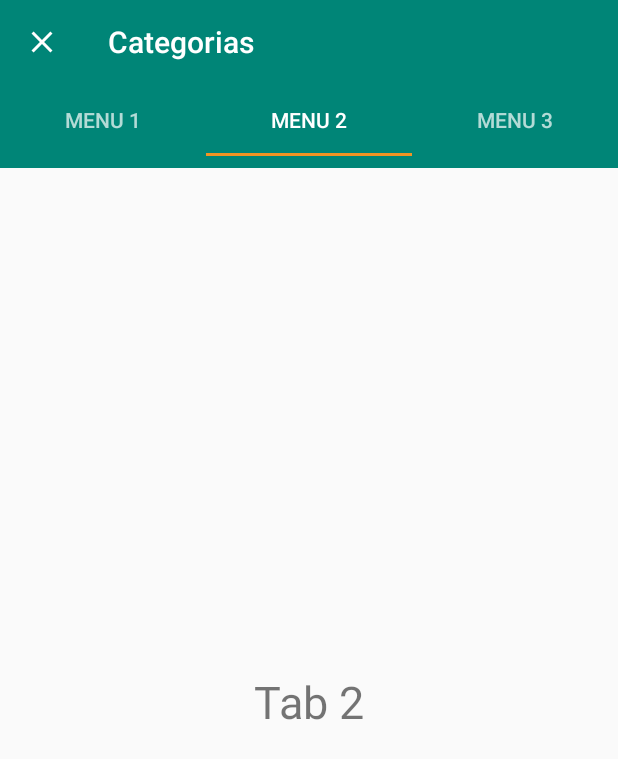
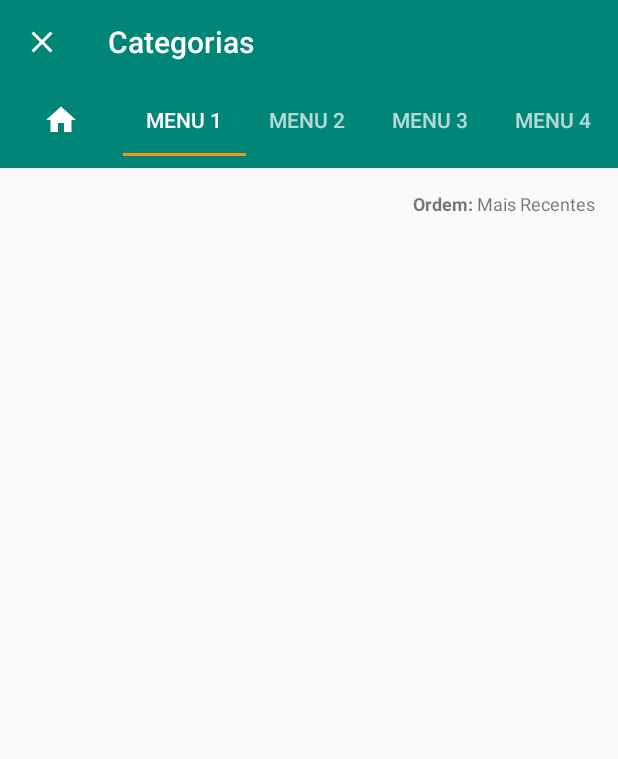
Before and after one commit to CarolineSan/APCO, an Android app: the CategoriaActivity screen opened directly, with no data from a screen before it, tab 2 chosen, on a phone screen of 412 x 824 dp. Shown: the top 759 px of the screen. Run offline under Robolectric (Android 15) with nearby library versions, the phone set to English and light mode, and no system bars.

Commit message:
TabLayout de Categorias personalizado com Scrollmode

```diff
--- a/app/src/main/java/com/conformidade/petrobras/apco/categoria/CategoriaActivity.java
+++ b/app/src/main/java/com/conformidade/petrobras/apco/categoria/CategoriaActivity.java
@@ -7,11 +7,12 @@ import android.support.v7.app.AppCompatActivity;
 import android.os.Bundle;
 
 import com.conformidade.petrobras.apco.R;
+import com.conformidade.petrobras.apco.helper.CustomTabLayout;
 
 public class CategoriaActivity extends AppCompatActivity implements Tab1.OnFragmentInteractionListener, Tab2.OnFragmentInteractionListener, Tab3.OnFragmentInteractionListener {
 
     private android.support.v7.widget.Toolbar toolbar;
-    private TabLayout tabLayout;
+    private CustomTabLayout tabLayout;
 
     @Override
     protected void onCreate(Bundle savedInstanceState) {
@@ -27,28 +28,29 @@ public class CategoriaActivity extends AppCompatActivity implements Tab1.OnFragm
 
         //Configura Menu / TabLayout
         tabLayout = findViewById(R.id.tabLayout);
+        tabLayout.addTab(tabLayout.newTab().setIcon(R.drawable.ic_home_white_24dp));
         tabLayout.addTab(tabLayout.newTab().setText("Menu 1"));
         tabLayout.addTab(tabLayout.newTab().setText("Menu 2"));
         tabLayout.addTab(tabLayout.newTab().setText("Menu 3"));
-        tabLayout.setTabGravity(TabLayout.GRAVITY_FILL);
+        tabLayout.addTab(tabLayout.newTab().setText("Menu 4"));
 
-        final ViewPager viewPager = findViewById(R.id.viewPager);
-        final PagerAdapter adapter = new PagerAdapter(getSupportFragmentManager(), tabLayout.getTabCount());
-        viewPager.setAdapter(adapter);
-        viewPager.setOnPageChangeListener(new TabLayout.TabLayoutOnPageChangeListener(tabLayout));
-        tabLayout.setOnTabSelectedListener(new TabLayout.OnTabSelectedListener() {
+        //final ViewPager viewPager = findViewById(R.id.viewPager);
+        //final PagerAdapter adapter = new PagerAdapter(getSupportFragmentManager(), tabLayout.getTabCount());
+        //viewPager.setAdapter(adapter);
+        //viewPager.setOnPageChangeListener(new TabLayout.TabLayoutOnPageChangeListener(tabLayout));
+        tabLayout.setOnTabSelectedListener(new CustomTabLayout.OnTabSelectedListener() {
             @Override
-            public void onTabSelected(TabLayout.Tab tab) {
-                viewPager.setCurrentItem(tab.getPosition());
+            public void onTabSelected(CustomTabLayout.Tab tab) {
+                //int totalTabs = tabLayout.getTabCount();
             }
 
             @Override
-            public void onTabUnselected(TabLayout.Tab tab) {
+            public void onTabUnselected(CustomTabLayout.Tab tab) {
 
             }
 
             @Override
-            public void onTabReselected(TabLayout.Tab tab) {
+            public void onTabReselected(CustomTabLayout.Tab tab) {
 
             }
         });
--- /dev/null
+++ b/app/src/main/java/com/conformidade/petrobras/apco/helper/CustomTabLayout.java
@@ -0,0 +1,42 @@
+package com.conformidade.petrobras.apco.helper;
+
+import android.content.Context;
+import android.support.design.widget.TabLayout;
+import android.util.AttributeSet;
+import android.util.DisplayMetrics;
+import android.view.ViewGroup;
+
+import java.lang.reflect.Field;
+
+public class CustomTabLayout extends TabLayout {
+
+    public CustomTabLayout(Context context) {
+        super(context);
+    }
+
+    public CustomTabLayout(Context context, AttributeSet attrs) {
+        super(context, attrs);
+    }
+
+    public CustomTabLayout(Context context, AttributeSet attrs, int defStyleAttr) {
+        super(context, attrs, defStyleAttr);
+    }
+
+    @Override
+    protected void onMeasure(int widthMeasureSpec, int heightMeasureSpec) {
+
+        ViewGroup tabLayout = (ViewGroup)getChildAt(0);
+        int childCount = tabLayout.getChildCount();
+
+        if( childCount != 0 ) {
+            DisplayMetrics displayMetrics = getContext().getResources().getDisplayMetrics();
+            int tabMinWidth = displayMetrics.widthPixels/childCount;
+
+            for(int i = 0; i < childCount; ++i){
+                tabLayout.getChildAt(i).setMinimumWidth(tabMinWidth);
+            }
+        }
+
+        super.onMeasure(widthMeasureSpec, heightMeasureSpec);
+    }
+}
--- /dev/null
+++ b/app/src/main/res/drawable/ic_home_white_24dp.xml
@@ -0,0 +1,5 @@
+<vector android:height="24dp" android:tint="#FFFFFF"
+    android:viewportHeight="24.0" android:viewportWidth="24.0"
+    android:width="24dp" xmlns:android="http://schemas.android.com/apk/res/android">
+    <path android:fillColor="#FFFFFFFF" android:pathData="M10,20v-6h4v6h5v-8h3L12,3 2,12h3v8z"/>
+</vector>
--- /dev/null
+++ b/app/src/main/res/drawable/ic_keyboard_return_white_24dp.xml
@@ -0,0 +1,5 @@
+<vector android:height="24dp" android:tint="#FFFFFF"
+    android:viewportHeight="24.0" android:viewportWidth="24.0"
+    android:width="24dp" xmlns:android="http://schemas.android.com/apk/res/android">
+    <path android:fillColor="#FFFFFFFF" android:pathData="M19,7v4H5.83l3.58,-3.59L8,6l-6,6 6,6 1.41,-1.41L5.83,13H21V7z"/>
+</vector>
--- a/app/src/main/res/layout/activity_categoria.xml
+++ b/app/src/main/res/layout/activity_categoria.xml
@@ -12,20 +12,47 @@
         android:id="@+id/toolbar"
         layout="@layout/toolbar_claro" />
 
-    <android.support.design.widget.TabLayout
+    <com.conformidade.petrobras.apco.helper.CustomTabLayout
         android:layout_width="match_parent"
         android:layout_height="wrap_content"
         android:id="@+id/tabLayout"
         android:background="@color/colorPrimary"
+        app:tabMode="scrollable"
         android:minHeight="?attr/actionBarSize"
         android:theme="@style/ThemeOverlay.AppCompat.Dark.ActionBar">
-    </android.support.design.widget.TabLayout>
+    </com.conformidade.petrobras.apco.helper.CustomTabLayout>
 
-    <android.support.v4.view.ViewPager
+    <ScrollView xmlns:android="http://schemas.android.com/apk/res/android"
+        xmlns:tools="http://schemas.android.com/tools"
         android:layout_width="match_parent"
-        android:layout_height="fill_parent"
-        android:id="@+id/viewPager">
+        android:layout_height="match_parent"
+        android:fillViewport="true">
 
-    </android.support.v4.view.ViewPager>
+        <RelativeLayout
+            android:layout_width="match_parent"
+            android:layout_height="wrap_content"
+            android:padding="15dp">
+
+            <TextView
+                android:id="@+id/txtRecentes"
+                android:layout_width="wrap_content"
+                android:layout_height="wrap_content"
+                android:layout_alignParentTop="true"
+                android:layout_alignParentEnd="true"
+                android:layout_alignParentRight="true"
+                android:layout_marginBottom="3dp"
+                android:text="@string/recentes"
+                android:textSize="12sp" />
+
+            <android.support.v7.widget.RecyclerView
+                android:id="@+id/recyclerView"
+                android:layout_width="match_parent"
+                android:layout_height="wrap_content"
+                android:layout_below="@+id/txtRecentes"/>
+
+
+        </RelativeLayout>
+
+    </ScrollView>
 
 </LinearLayout>
--- a/app/src/main/res/values/strings.xml
+++ b/app/src/main/res/values/strings.xml
@@ -11,6 +11,7 @@
     <string name="termo_texto">Nullam venenatis erat sed bibendum aliquam. Ut turpis turpis, viverra eu eros eget, pellentesque dictum risus. Etiam consectetur, lorem sit amet laoreet aliquet, velit tellus fermentum nunc, ut facilisis massa nulla a magna. Nullam cursus id lectus eget rhoncus. Nam cursus, ante ut varius mollis, sapien diam maximus mauris, finibus congue nunc lectus nec purus. Donec luctus dictum fringilla.</string>
     <string name="texto_descricao">Lorem ipsum dolor sit amet, consectetur adipiscing elit. Quisque vitae elit id quam ornare tristique. Aliquam vulputate turpis at quam ultricies tempor.</string>
     <string name="option_menu">&#8942;</string>
+    <string name="recentes"><b>Ordem:</b> Mais Recentes</string>
 
     <string-array name="funcoes">
         <item>Função 1</item>
```
